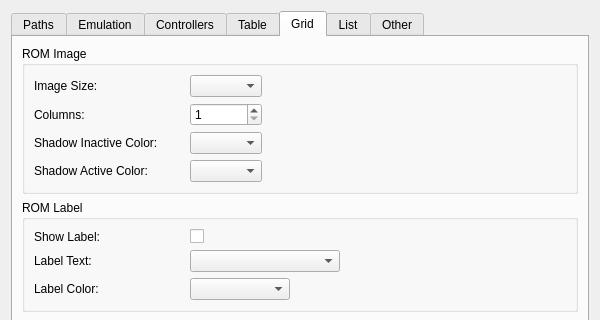
This is src/dialogs/settingsdialog.ui in dh4/cen64-qt as Qt 5 draws it before an edit; both pictures show x 0 to 600 and y 0 to 320 of the 600 by 675 pixel window. The edited form follows.
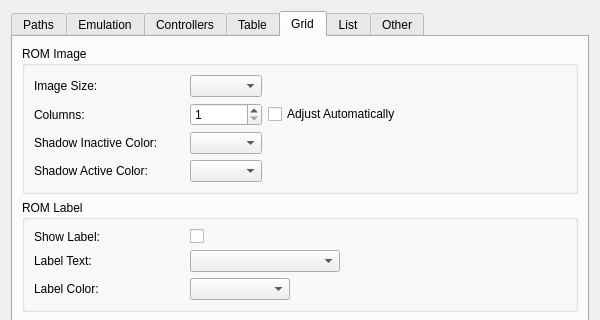
This is the edited form. The open tabs and pages were chosen to show the change.

Commit message: Add automatic option to grid view columns (closes #7)

What changed in the file:
```diff
--- a/src/dialogs/settingsdialog.ui
+++ b/src/dialogs/settingsdialog.ui
@@ -1166,7 +1166,7 @@
            </spacer>
           </item>
           <item row="0" column="0">
-           <layout class="QGridLayout" name="gridImageLayout" rowstretch="0,0,0,0" columnstretch="0,0" columnminimumwidth="150,0">
+           <layout class="QGridLayout" name="gridImageLayout" rowstretch="0,0,0,0" columnstretch="0,0,0" columnminimumwidth="150,0,0">
             <property name="leftMargin">
              <number>0</number>
             </property>
@@ -1256,6 +1256,13 @@
               </property>
              </widget>
             </item>
+            <item row="1" column="2">
+             <widget class="QCheckBox" name="autoColumnOption">
+              <property name="text">
+               <string>Adjust Automatically</string>
+              </property>
+             </widget>
+            </item>
            </layout>
           </item>
          </layout>
```
Left out of the diff: 1 changed line with no effect on the pictures. The commit also changes 4 other files.
